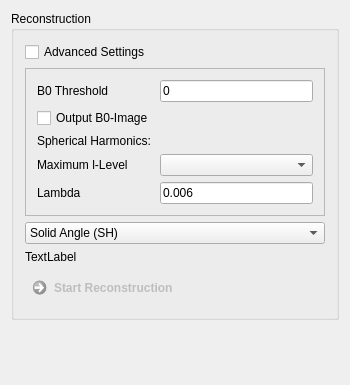
MITK/MITK, file Plugins/org.mitk.gui.qt.diffusionimaging/src/internal/QmitkQBallReconstructionViewControls.ui: the form before one commit.
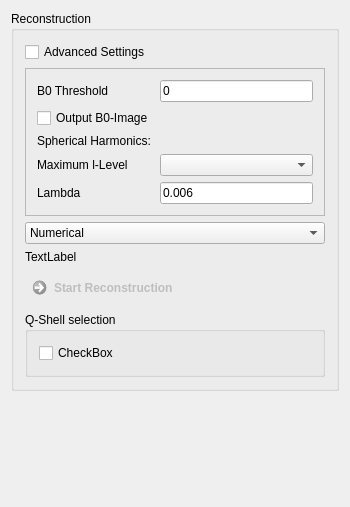
The form after the commit.

Commit message: comment MultiQShellFilter, integration in QBallReconstruction view part one

```diff
--- a/Plugins/org.mitk.gui.qt.diffusionimaging/src/internal/QmitkQBallReconstructionViewControls.ui
+++ b/Plugins/org.mitk.gui.qt.diffusionimaging/src/internal/QmitkQBallReconstructionViewControls.ui
@@ -7,7 +7,7 @@
     <x>0</x>
     <y>0</y>
     <width>350</width>
-    <height>385</height>
+    <height>507</height>
    </rect>
   </property>
   <property name="minimumSize">
@@ -146,7 +146,7 @@
       <item>
        <widget class="QComboBox" name="m_QBallReconstructionMethodComboBox">
         <property name="currentIndex">
-         <number>2</number>
+         <number>0</number>
         </property>
         <item>
          <property name="text">
@@ -206,6 +206,25 @@
         </property>
        </widget>
       </item>
+      <item>
+       <widget class="QGroupBox" name="m_groupQShellSelecton">
+        <property name="enabled">
+         <bool>true</bool>
+        </property>
+        <property name="title">
+         <string>Q-Shell selection</string>
+        </property>
+        <layout class="QVBoxLayout" name="verticalLayout_2">
+         <item>
+          <widget class="QCheckBox" name="checkBox">
+           <property name="text">
+            <string>CheckBox</string>
+           </property>
+          </widget>
+         </item>
+        </layout>
+       </widget>
+      </item>
      </layout>
     </widget>
    </item>
```
Left out of the diff: 5 changed lines with no effect on the pictures. The commit also changes 4 other files.
